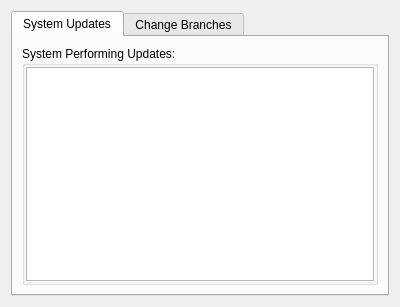
The window that src-qt5/gui_client/pages/page_updates.ui (trueos/sysadm-ui-qt) describes before a commit, drawn with Qt 5.
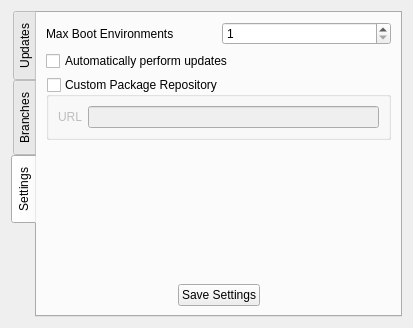
The same window after the commit. The open tabs and pages were chosen to show the change. Icons and pictures are not drawn.

Commit message: Add in a full "Settings" tab for the update manager with options like max number of BE's to keep, auto-update [yes/no], and custom pkg repo.

Diff of the .ui file:
```diff
--- a/src-qt5/gui_client/pages/page_updates.ui
+++ b/src-qt5/gui_client/pages/page_updates.ui
@@ -6,8 +6,8 @@
    <rect>
     <x>0</x>
     <y>0</y>
-    <width>400</width>
-    <height>307</height>
+    <width>413</width>
+    <height>328</height>
    </rect>
   </property>
   <property name="windowTitle">
@@ -16,12 +16,15 @@
   <layout class="QVBoxLayout" name="verticalLayout">
    <item>
     <widget class="QTabWidget" name="tabWidget">
+     <property name="tabPosition">
+      <enum>QTabWidget::West</enum>
+     </property>
      <property name="currentIndex">
       <number>0</number>
      </property>
      <widget class="QWidget" name="tab">
       <attribute name="title">
-       <string>System Updates</string>
+       <string>Updates</string>
       </attribute>
       <layout class="QGridLayout" name="gridLayout">
        <item row="0" column="0">
@@ -269,7 +272,7 @@
      </widget>
      <widget class="QWidget" name="tab_2">
       <attribute name="title">
-       <string>Change Branches</string>
+       <string>Branches</string>
       </attribute>
       <layout class="QGridLayout" name="gridLayout_2">
        <item row="2" column="0">
@@ -297,6 +300,124 @@
        </item>
       </layout>
      </widget>
+     <widget class="QWidget" name="tab_3">
+      <attribute name="icon">
+       <iconset resource="../../icons/icons.qrc">
+        <normaloff>:/icons/black/disk2.svg</normaloff>:/icons/black/disk2.svg</iconset>
+      </attribute>
+      <attribute name="title">
+       <string>Settings</string>
+      </attribute>
+      <layout class="QVBoxLayout" name="verticalLayout_6">
+       <item>
+        <layout class="QHBoxLayout" name="horizontalLayout_3">
+         <item>
+          <widget class="QLabel" name="label">
+           <property name="text">
+            <string>Max Boot Environments</string>
+           </property>
+          </widget>
+         </item>
+         <item>
+          <widget class="QSpinBox" name="spin_maxbe">
+           <property name="minimum">
+            <number>1</number>
+           </property>
+           <property name="maximum">
+            <number>10</number>
+           </property>
+          </widget>
+         </item>
+        </layout>
+       </item>
+       <item>
+        <widget class="QCheckBox" name="check_settings_autoup">
+         <property name="text">
+          <string>Automatically perform updates</string>
+         </property>
+        </widget>
+       </item>
+       <item>
+        <widget class="QGroupBox" name="group_settings_customrepo">
+         <property name="title">
+          <string>Custom Package Repository</string>
+         </property>
+         <property name="checkable">
+          <bool>true</bool>
+         </property>
+         <property name="checked">
+          <bool>false</bool>
+         </property>
+         <layout class="QHBoxLayout" name="horizontalLayout_2">
+          <item>
+           <widget class="QLabel" name="label_3">
+            <property name="text">
+             <string>URL</string>
+            </property>
+           </widget>
+          </item>
+          <item>
+           <widget class="QLineEdit" name="line_settings_url"/>
+          </item>
+         </layout>
+        </widget>
+       </item>
+       <item>
+        <spacer name="verticalSpacer">
+         <property name="orientation">
+          <enum>Qt::Vertical</enum>
+         </property>
+         <property name="sizeHint" stdset="0">
+          <size>
+           <width>20</width>
+           <height>40</height>
+          </size>
+         </property>
+        </spacer>
+       </item>
+       <item>
+        <layout class="QHBoxLayout" name="horizontalLayout_4">
+         <item>
+          <spacer name="horizontalSpacer_4">
+           <property name="orientation">
+            <enum>Qt::Horizontal</enum>
+           </property>
+           <property name="sizeHint" stdset="0">
+            <size>
+             <width>40</width>
+             <height>20</height>
+            </size>
+           </property>
+          </spacer>
+         </item>
+         <item>
+          <widget class="QPushButton" name="push_settings_save">
+           <property name="text">
+            <string>Save Settings</string>
+           </property>
+           <property name="icon">
+            <iconset resource="../../icons/icons.qrc">
+             <normaloff>:/icons/black/download.svg</normaloff>:/icons/black/download.svg</iconset>
+           </property>
+          </widget>
+         </item>
+         <item>
+          <spacer name="horizontalSpacer_5">
+           <property name="orientation">
+            <enum>Qt::Horizontal</enum>
+           </property>
+           <property name="sizeHint" stdset="0">
+            <size>
+             <width>40</width>
+             <height>20</height>
+            </size>
+           </property>
+          </spacer>
+         </item>
+        </layout>
+       </item>
+      </layout>
+     </widget>
     </widget>
    </item>
   </layout>
```
Left out of the diff: 53 changed lines with no effect on the pictures. The commit also changes 2 other files.
